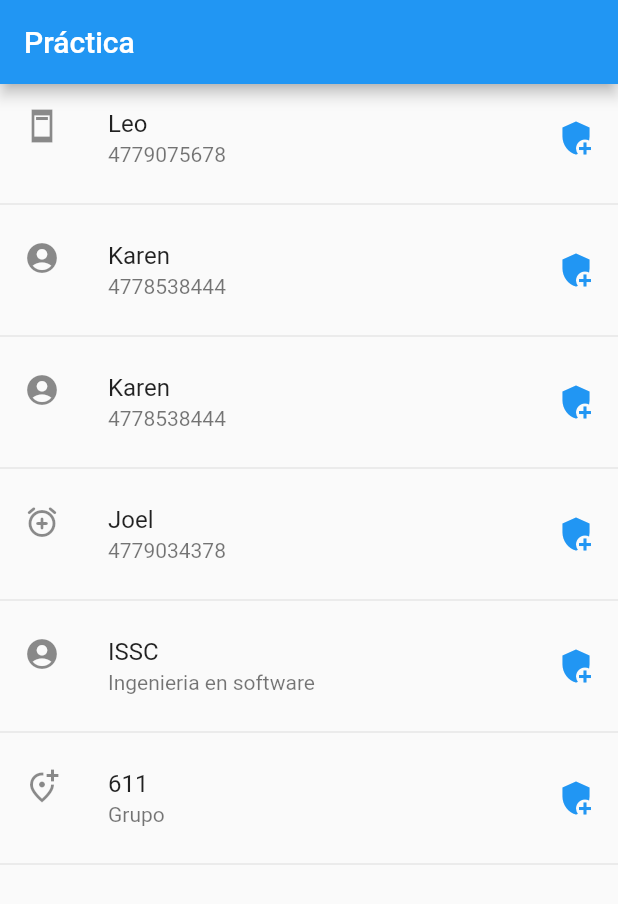
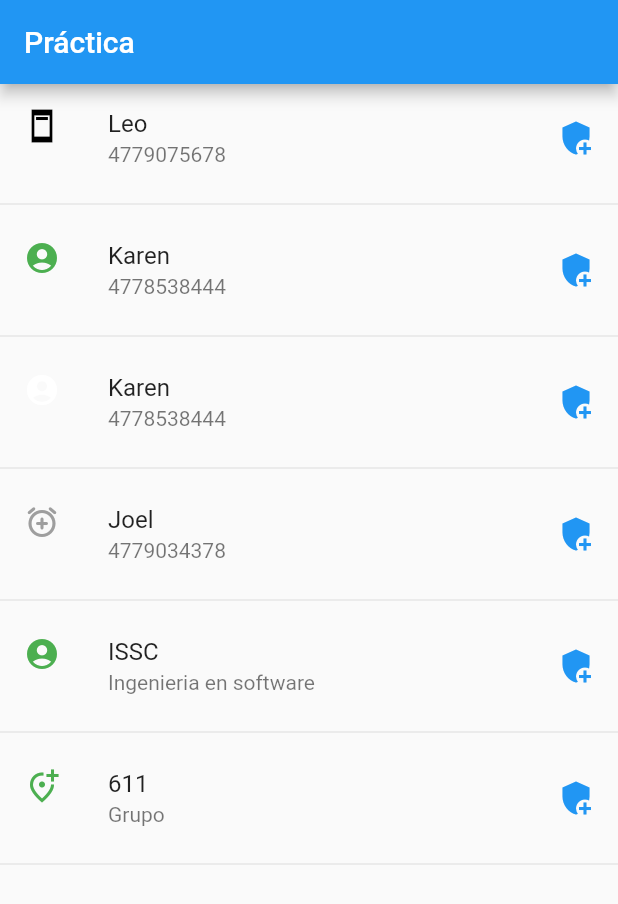
Before and after one commit to Appithe/ListView_flutter, a Flutter app: the screen it shows after launch, on a phone screen of 412 x 824 dp. Shown: the top 904 px of the screen. Run offline on Flutter 3.47's test engine with Material 2 defaults, Android fonts, the phone set to English and light mode, and no system bars; Roboto replaces fonts that are missing (Redressed).

Commit message:
ListView_flutter

```diff
--- a/lib/src/pages/HomePageAternativo.dart
+++ b/lib/src/pages/HomePageAternativo.dart
@@ -60,7 +60,7 @@ class HomePageAlternativo extends StatelessWidget {
               item['description'],
               style: TextStyle(fontFamily: 'Redressed'),
             ),
-            leading: Icon(item['icon'], color: item['color']),
+            leading: Icon(item['icon'], color: item['Color']),
             trailing: Icon(Icons.add_moderator, color: Colors.blue),
           ),
           Divider()
```
